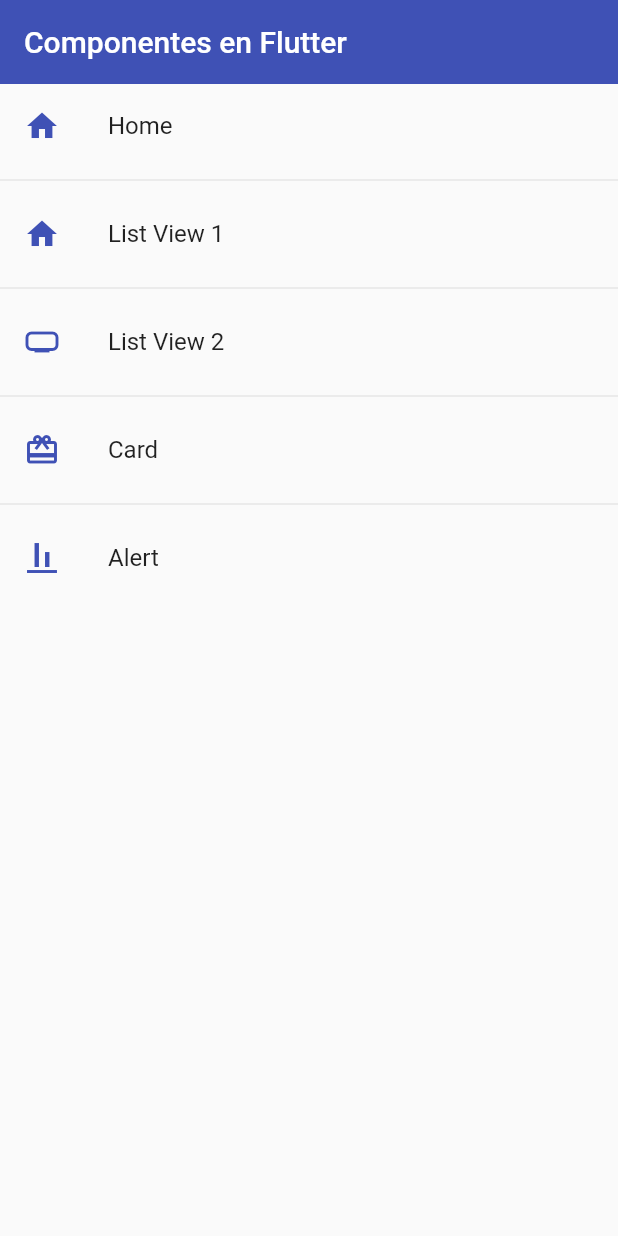
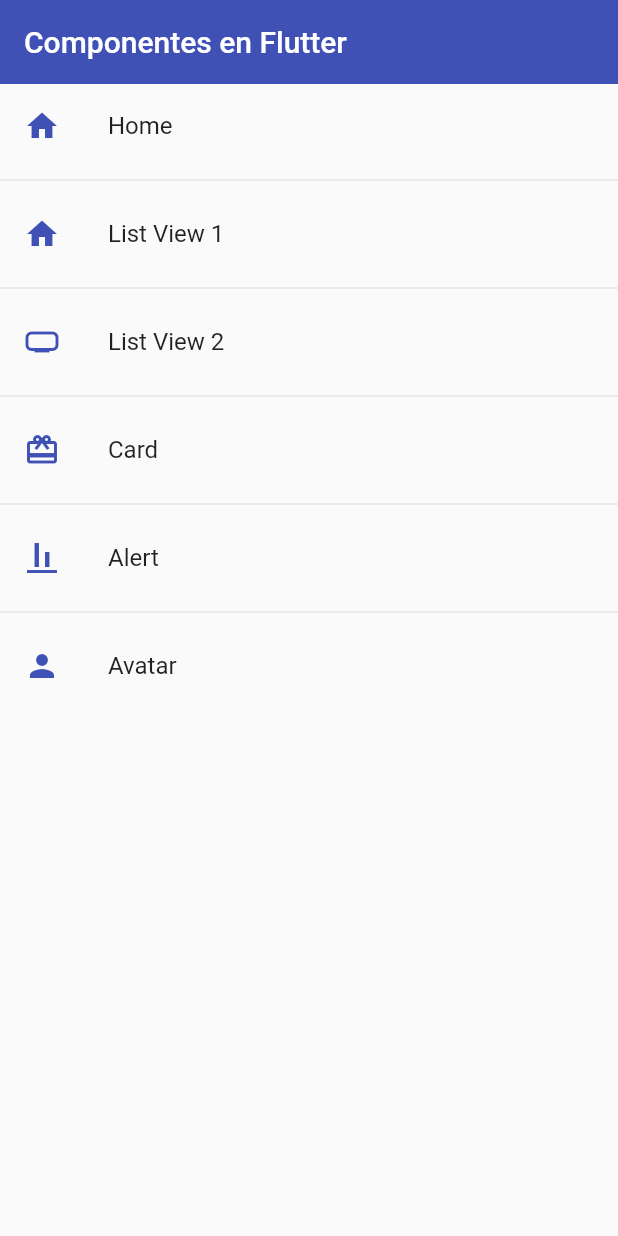
Before and after one commit to DiegoJavb/fl_componentes, a Flutter app: the screen it shows after launch, on a phone screen of 412 x 824 dp. Run offline on Flutter 3.47's test engine with Material 2 defaults, Android fonts, the phone set to English and light mode, and no system bars.

Commit message:
circle avatar

```diff
--- a/lib/router/app_routes.dart
+++ b/lib/router/app_routes.dart
@@ -36,6 +36,12 @@ class AppRoutes {
       icon: Icons.align_vertical_bottom,
       name: 'Alert',
       screen: const AlertScreen(),
+    ),
+    MenuOption(
+      route: 'avatar',
+      icon: Icons.person,
+      name: 'Avatar',
+      screen: const AvatarScreen(),
     )
   ];
 
--- a/lib/screens/home_screen.dart
+++ b/lib/screens/home_screen.dart
@@ -1,5 +1,5 @@
+import 'package:flutter/material.dart';
 import 'package:fl_componentes/theme/app_theme.dart';
-import 'package:flutter/material.dart';
 import 'package:fl_componentes/router/app_routes.dart';
 
 class HomeScreen extends StatelessWidget {
--- a/lib/screens/screens.dart
+++ b/lib/screens/screens.dart
@@ -1,4 +1,5 @@
 export 'package:fl_componentes/screens/alert_screen.dart';
+export 'package:fl_componentes/screens/avatar_screen.dart';
 export 'package:fl_componentes/screens/card_screen.dart';
 export 'package:fl_componentes/screens/home_screen.dart';
 export 'package:fl_componentes/screens/listview1_screen.dart';
```
Also changed, not shown: lib/screens/avatar_screen.dart (+18 -3 lines).
